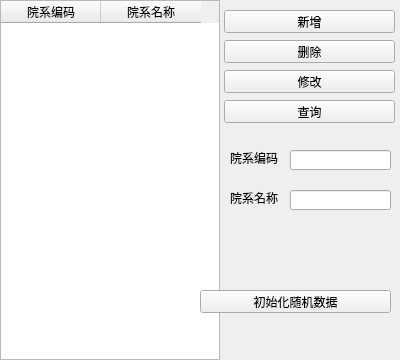
Qt form form/management_of_participating_departments.ui (equence/2024_NJUPT_Program_Design) before a commit.
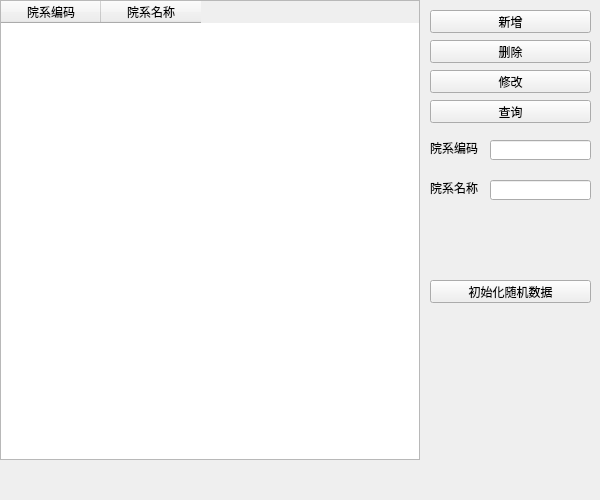
The same form after that commit.

```diff
--- a/form/management_of_participating_departments.ui
+++ b/form/management_of_participating_departments.ui
@@ -6,8 +6,8 @@
    <rect>
     <x>0</x>
     <y>0</y>
-    <width>400</width>
-    <height>360</height>
+    <width>600</width>
+    <height>500</height>
    </rect>
   </property>
   <property name="windowTitle">
@@ -16,9 +16,9 @@
   <widget class="QPushButton" name="pushButton_Add">
    <property name="geometry">
     <rect>
-     <x>224</x>
+     <x>430</x>
      <y>10</y>
-     <width>171</width>
+     <width>161</width>
      <height>23</height>
     </rect>
    </property>
@@ -29,9 +29,9 @@
   <widget class="QPushButton" name="pushButton_Delete">
    <property name="geometry">
     <rect>
-     <x>224</x>
+     <x>430</x>
      <y>40</y>
-     <width>171</width>
+     <width>161</width>
      <height>23</height>
     </rect>
    </property>
@@ -42,9 +42,9 @@
   <widget class="QPushButton" name="pushButton_Change">
    <property name="geometry">
     <rect>
-     <x>224</x>
+     <x>430</x>
      <y>70</y>
-     <width>171</width>
+     <width>161</width>
      <height>23</height>
     </rect>
    </property>
@@ -55,9 +55,9 @@
   <widget class="QPushButton" name="pushButton_Search">
    <property name="geometry">
     <rect>
-     <x>224</x>
+     <x>430</x>
      <y>100</y>
-     <width>171</width>
+     <width>161</width>
      <height>23</height>
     </rect>
    </property>
@@ -70,8 +70,8 @@
     <rect>
      <x>0</x>
      <y>0</y>
-     <width>220</width>
-     <height>360</height>
+     <width>420</width>
+     <height>460</height>
     </rect>
    </property>
    <column>
@@ -88,8 +88,8 @@
   <widget class="QLineEdit" name="lineEditCode">
    <property name="geometry">
     <rect>
-     <x>290</x>
-     <y>150</y>
+     <x>490</x>
+     <y>140</y>
      <width>101</width>
      <height>20</height>
     </rect>
@@ -98,8 +98,8 @@
   <widget class="QLineEdit" name="lineEditName">
    <property name="geometry">
     <rect>
-     <x>290</x>
-     <y>190</y>
+     <x>490</x>
+     <y>180</y>
      <width>101</width>
      <height>20</height>
     </rect>
@@ -108,8 +108,8 @@
   <widget class="QLabel" name="label">
    <property name="geometry">
     <rect>
-     <x>230</x>
-     <y>150</y>
+     <x>430</x>
+     <y>140</y>
      <width>50</width>
      <height>15</height>
     </rect>
@@ -121,8 +121,8 @@
   <widget class="QLabel" name="label_2">
    <property name="geometry">
     <rect>
-     <x>230</x>
-     <y>190</y>
+     <x>430</x>
+     <y>180</y>
      <width>50</width>
      <height>15</height>
     </rect>
@@ -134,9 +134,9 @@
   <widget class="QPushButton" name="pushButton">
    <property name="geometry">
     <rect>
-     <x>200</x>
-     <y>290</y>
-     <width>191</width>
+     <x>430</x>
+     <y>280</y>
+     <width>161</width>
      <height>23</height>
     </rect>
    </property>
```
Left out of the diff: 4 changed lines with no effect on the pictures.
